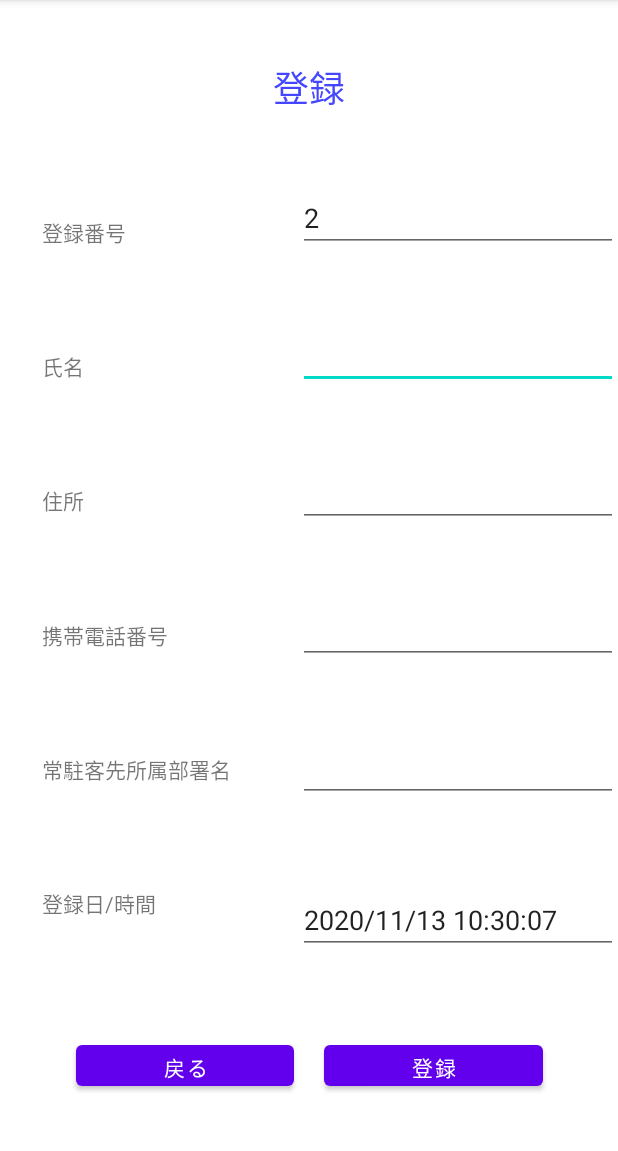
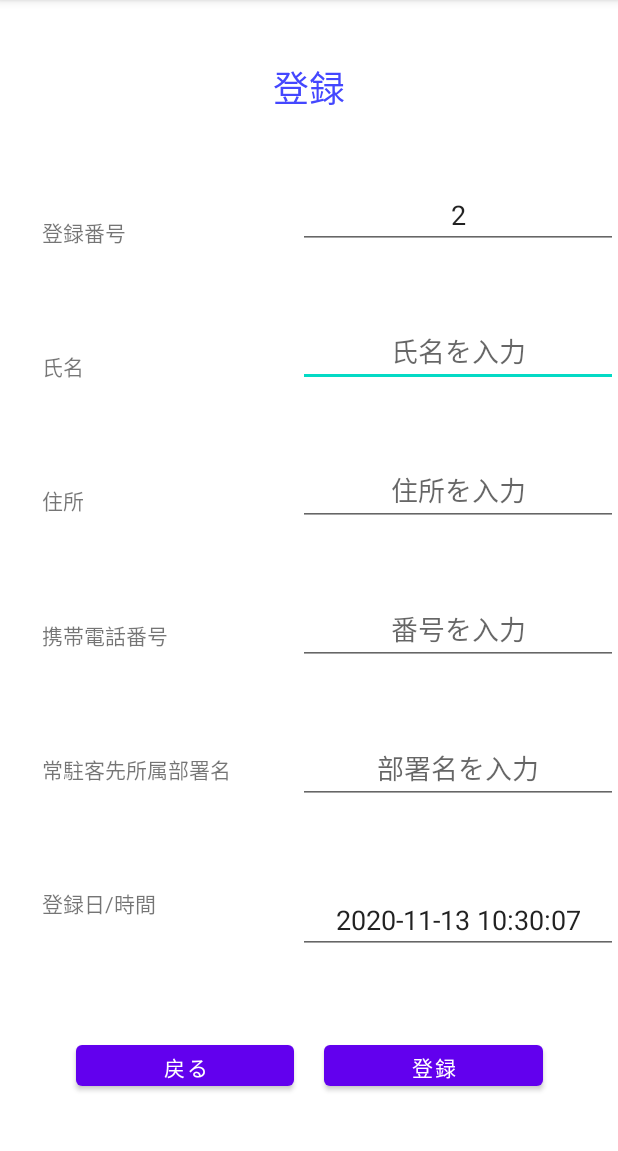
Before and after one commit to LeftCy/pimt, an Android app: the screen it shows after launch (RegistActivity), after a tap on "登録", on a phone screen of 412 x 824 dp, the part 84-1235 px from its top. Run offline under Robolectric (Android 15) with nearby library versions, the phone set to English and light mode, and no system bars.

```diff
--- a/app/src/main/java/com/example/pimt/MainActivity.java
+++ b/app/src/main/java/com/example/pimt/MainActivity.java
@@ -15,12 +15,6 @@ import androidx.appcompat.app.AppCompatActivity;
 
 public class MainActivity extends AppCompatActivity {
 
-    //データベースの宣言
-    SQLiteDatabase sqliteDatabase;
-
-    //自作したクラス（SQLiteOpenHelperを継承しているクラス)
-    MyDBHelper myDBHelper;
-
     @Override
     protected void onCreate(Bundle savedInstanceState) {
         super.onCreate(savedInstanceState);
@@ -30,22 +24,48 @@ public class MainActivity extends AppCompatActivity {
 
         TextView number = findViewById(R.id.numbers);
         number.setText("現在の登録件数:" + read() + "件");
+
+        debug();
+
     }
 
-    //登録数の読み込み
-    public int read() {
+    //for debug
+    public void debug() {
+
         //データベースヘルパー（SQLiteOpenHelper）のインスタンスを作成
         MyDBHelper myDBHelper = new MyDBHelper(this, "pimt_db", null, 1);
         //getWritableDatabaseメソッドでSQLiteDatabase型の変数に代入
         SQLiteDatabase sqliteDatabase = myDBHelper.getWritableDatabase();
 
-        //カーソルの宣言
-        Cursor c;
+        //デバッグ用
+        String select = "select created_at from users where id = 1";
+        Cursor c = sqliteDatabase.rawQuery(select, null);
+        c.moveToFirst();
+        String result = c.getString(0);
+        System.out.println("結果: " + result);
+
+
+        c.moveToNext();
+        System.out.println("結果: " + result);
+        c.close();
+
+
+
+    }
+
+    //登録数の読み込み
+    public int read() {
+
+        //データベースヘルパー（SQLiteOpenHelper）のインスタンスを作成
+        MyDBHelper myDBHelper = new MyDBHelper(this, "pimt_db", null, 1);
+        //getWritableDatabaseメソッドでSQLiteDatabase型の変数に代入
+        SQLiteDatabase sqliteDatabase = myDBHelper.getWritableDatabase();
 
         //テーブル内のレコード数
         String sql = "select count(*) from users";
 
-        c = sqliteDatabase.rawQuery(sql, null);
+        //カーソルの宣言
+        Cursor c = sqliteDatabase.rawQuery(sql, null);
 
         c.moveToFirst();
 
@@ -56,6 +76,8 @@ public class MainActivity extends AppCompatActivity {
         return data;
 
     }
+
+    //System.out.printlnでselect * from usersを表示するメソッド
 
     //登録ボタン
     public void regist(View view) {
--- a/app/src/main/java/com/example/pimt/MyDBHelper.java
+++ b/app/src/main/java/com/example/pimt/MyDBHelper.java
@@ -1,9 +1,15 @@
 package com.example.pimt;
 
 import android.content.Context;
+import android.database.Cursor;
 import android.database.sqlite.SQLiteDatabase;
 import android.database.sqlite.SQLiteDatabase.CursorFactory;
 import android.database.sqlite.SQLiteOpenHelper;
+
+import java.text.DateFormat;
+import java.text.SimpleDateFormat;
+import java.util.Date;
+
 //SQLiteOpenHelperを継承
 public class MyDBHelper extends SQLiteOpenHelper {
 
@@ -16,8 +22,8 @@ public class MyDBHelper extends SQLiteOpenHelper {
     public void onCreate(SQLiteDatabase db) {
         //テーブルの作成
         String sql =
-                "CREATE TABLE Users (" +
-                "id INTEGER PRIMARY KEY AUTOINCREMENT," +
+                "CREATE TABLE users (" +
+                "id INTEGER not null," +
                 "name TEXT," +
                 "address TEXT, " +
                 "tel TEXT, " +
@@ -28,22 +34,38 @@ public class MyDBHelper extends SQLiteOpenHelper {
         //usersテーブルへの書き込み
         String sqlTestData =
                 "insert into users (" +
+                        "id," +
                         "name, " +
                         "address, " +
                         "tel, " +
                         "customer_signature, " +
-                        "created_at )" +
+                        "created_at" +
+                        ") " +
                         "values (" +
                         "1, " +
-                        "'平井　嵩大'," +
-                        "'ひじり野南３－１－９－１'," +
-                        "'090-3333-3333'," +
-                        "'ユニバーサルコンピューター')";
+                        "'平井　嵩大', " +
+                        "'ひじり野南３－１－９－１', " +
+                        "'090-3333-3333', " +
+                        "'ユニバーサルコンピューター', " +
+                        "'" + getNowDate() + "'" +
+                        ")";
         db.execSQL(sqlTestData);
+
+
+
     }
 
     @Override
     public void onUpgrade(SQLiteDatabase arg0, int arg1, int arg2) {
         // TODO 自動生成されたメソッド・スタブ
     }
+
+    //現在時刻をString型で返すメソッド
+    public static String getNowDate() {
+
+        final DateFormat df = new SimpleDateFormat("yyyy-MM-dd HH:mm:ss");
+        final Date date = new Date(System.currentTimeMillis());
+        return df.format(date);
+
+    }
 }
--- a/app/src/main/res/layout/regist_layout.xml
+++ b/app/src/main/res/layout/regist_layout.xml
@@ -92,6 +92,7 @@
         android:autofillHints=""
         android:ems="10"
         android:focusable="false"
+        android:gravity="center"
         android:inputType="number"
         app:layout_constraintBottom_toTopOf="@+id/editText_name"
         app:layout_constraintEnd_toEndOf="parent"
@@ -105,6 +106,8 @@
         android:layout_width="wrap_content"
         android:layout_height="wrap_content"
         android:ems="10"
+        android:gravity="center"
+        android:hint="氏名を入力"
         android:inputType="textPersonName"
         app:layout_constraintBottom_toTopOf="@+id/editText_add"
         app:layout_constraintEnd_toEndOf="parent"
@@ -118,6 +121,8 @@
         android:layout_width="wrap_content"
         android:layout_height="wrap_content"
         android:ems="10"
+        android:gravity="center"
+        android:hint="住所を入力"
         android:inputType="textPostalAddress"
         app:layout_constraintBottom_toTopOf="@+id/editText_tel"
         app:layout_constraintEnd_toEndOf="parent"
@@ -131,6 +136,8 @@
         android:layout_width="wrap_content"
         android:layout_height="wrap_content"
         android:ems="10"
+        android:gravity="center"
+        android:hint="番号を入力"
         android:inputType="phone"
         app:layout_constraintBottom_toTopOf="@+id/editText_region"
         app:layout_constraintEnd_toEndOf="parent"
@@ -144,6 +151,8 @@
         android:layout_width="wrap_content"
         android:layout_height="wrap_content"
         android:ems="10"
+        android:gravity="center"
+        android:hint="部署名を入力"
         android:inputType="text"
         app:layout_constraintBottom_toTopOf="@+id/editText_at"
         app:layout_constraintEnd_toEndOf="parent"
@@ -158,8 +167,9 @@
         android:layout_width="wrap_content"
         android:layout_height="wrap_content"
         android:ems="10"
+        android:focusable="false"
+        android:gravity="center"
         android:inputType="datetime"
-        android:focusable="false"
         app:layout_constraintBottom_toTopOf="@+id/linearLayout6"
         app:layout_constraintEnd_toEndOf="parent"
         app:layout_constraintHorizontal_bias="1.0"
--- a/app/src/main/res/values/strings.xml
+++ b/app/src/main/res/values/strings.xml
@@ -20,5 +20,5 @@
     <string name="delete">データ削除</string>
     <string name="rewrite">データ変更</string>
     <string name="numberHint">numberHint</string>
-    <string name="hintNumber">登録番号を入力してください</string>
+    <string name="hintNumber">登録番号を入力</string>
 </resources>
```
Also changed, not shown: app/src/main/java/com/example/pimt/RegistActivity.java (+43 -24 lines), app/src/main/java/com/example/pimt/TestOpenHelper.java (deleted, +0 -69 lines), app/src/main/res/layout/view_layout.xml (+10 -1 lines).
